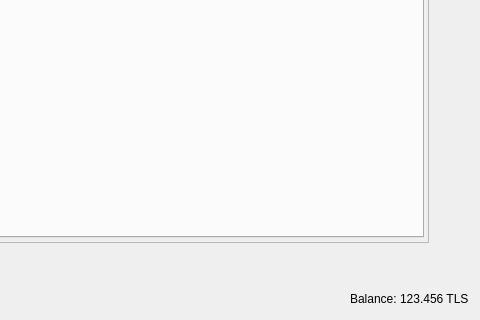
The window that src/qt/forms/restrictedassetsdialog.ui (zachchan105/slimecoin) describes before a commit, drawn with Qt 5; both pictures show x 688 to 1168 and y 680 to 1000 of the 1168 by 1000 pixel window.
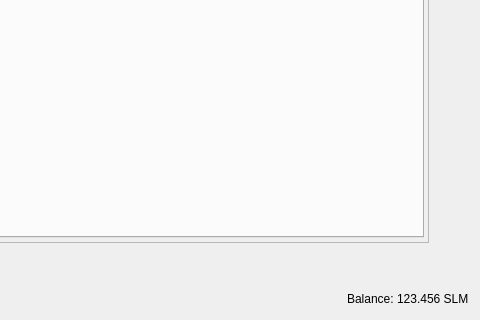
The same window after the commit.

Patch:
```diff
--- a/src/qt/forms/restrictedassetsdialog.ui
+++ b/src/qt/forms/restrictedassetsdialog.ui
@@ -281,7 +281,7 @@
         <cursorShape>IBeamCursor</cursorShape>
        </property>
        <property name="text">
-        <string notr="true">123.456 TLS</string>
+        <string notr="true">123.456 SLM</string>
        </property>
        <property name="textInteractionFlags">
         <set>Qt::LinksAccessibleByMouse|Qt::TextSelectableByKeyboard|Qt::TextSelectableByMouse</set>
```
Left out of the diff: 2 changed lines with no effect on the pictures.
